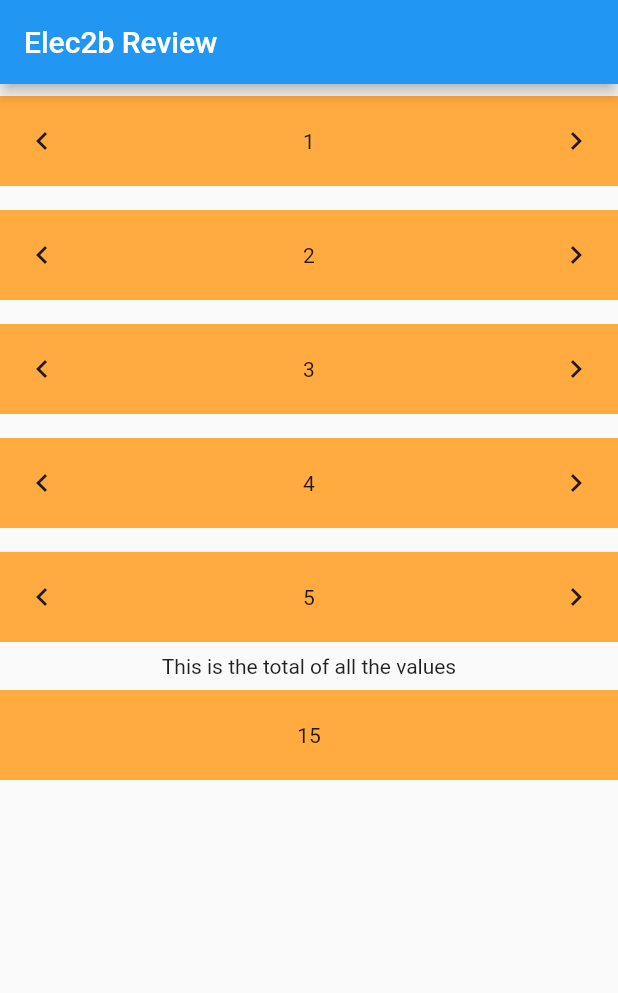
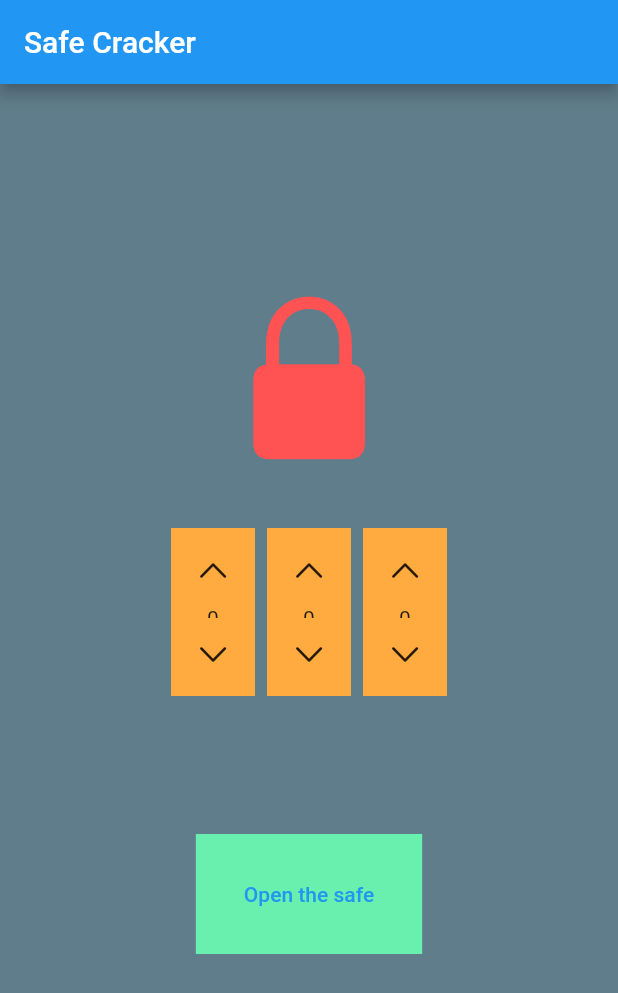
Before and after one commit to franzrocha/elec2b_review_app, a Flutter app: the screen it shows after launch, on a phone screen of 412 x 824 dp. Shown: the top 993 px of the screen. Run offline on Flutter 3.47's test engine with Material 2 defaults, Android fonts, the phone set to English and light mode, and no system bars.

Commit message:
Edited to Safe Cracker

```diff
--- a/lib/main.dart
+++ b/lib/main.dart
@@ -1,3 +1,5 @@
+import 'package:elec2b_review/safe_cracker_widgets/safe_dial.dart';
+import 'package:flutter/cupertino.dart';
 import 'package:flutter/material.dart';
 
 void main() {
@@ -15,30 +17,48 @@ class MyApp extends StatelessWidget {
       theme: ThemeData(
         primarySwatch: Colors.blue,
       ),
-      home: const MyHomePage(),
+      home: const SafeCrackerView(),
     );
   }
 }
 
-class MyHomePage extends StatefulWidget {
-  const MyHomePage({Key? key}) : super(key: key);
+class SafeCrackerView extends StatefulWidget {
+  const SafeCrackerView({Key? key}) : super(key: key);
 
   @override
-  State<MyHomePage> createState() => _MyHomePageState();
+  State<SafeCrackerView> createState() => _SafeCrackerViewState();
 }
 
-class _MyHomePageState extends State<MyHomePage> {
-  List<int> values = [1, 2, 3, 4, 5];
+class _SafeCrackerViewState extends State<SafeCrackerView> {
+  List<int> values = [0, 0, 0];
+  String combination = "420";
+  String feedback = '';
+  bool isUnlocked = false;
 
   @override
   Widget build(BuildContext context) {
     return Scaffold(
+      backgroundColor: Colors.blueGrey,
       appBar: AppBar(
-        title: const Text("Elec2b Review"),
+        title: const Text("Safe Cracker"),
       ),
-      body: Column(children: [
+      body: Center(
+        child: Column(
+          mainAxisSize: MainAxisSize.min,
+          children: [
+            Icon(
+                isUnlocked
+                    ? CupertinoIcons.lock_open_fill
+                    : CupertinoIcons.lock_fill,
+                size: 128,
+                color: Colors.redAccent),
+            Container(
+              margin: const EdgeInsets.symmetric(vertical: 32),
+              height: 120,
+              child:
+                  Row(mainAxisAlignment: MainAxisAlignment.center, children: [
                 for (int i = 0; i < values.length; i++)
-          IncrementalNumberHolderStl(
+                  SafeDial(
                     startingValue: values[i],
                     onIncrement: () {
                       setState(() {
@@ -51,24 +71,59 @@ class _MyHomePageState extends State<MyHomePage> {
                       });
                     },
                   ),
-        const Text("This is the total of all the values"),
-        GestureDetector (
-          onTap: (){setState(() {
-            values = [0,0,0,0,0];
-          });
-          },
-          child: NumberHolder(
-            content: sumOfAllValues(values),
+              ]),
+            ),
+            if (feedback.isNotEmpty) Text(feedback),
+            Container(
+              margin: const EdgeInsets.symmetric(vertical: 48),
+              child: TextButton(
+                onPressed: unlockSafe,
+                child: Container(
+                  padding: const EdgeInsets.all(32),
+                  color: Colors.greenAccent,
+                  child: const Text("Open the safe"),
                 ),
               ),
-      ]),
+            ),
+          ],
+        ),
+      ),
     );
+  }
+
+  unlockSafe() {
+    if (checkCombination()) {
+      setState(() {
+        isUnlocked = true;
+        feedback = "You unlocked the safe";
+      });
+    }
+    else{
+      setState(() {
+        isUnlocked = false;
+        feedback = "Wrong combination, try again!";
+      });
+    }
+  }
+
+  bool checkCombination() {
+    String theCurrentValue = convertValuesToComparableString(values);
+    bool isUnlocked = (theCurrentValue == combination);
+    return isUnlocked;
+  }
+
+  String convertValuesToComparableString(List<int> val) {
+    String temp = "";
+    for (int v in val) {
+      temp += "$v";
+    }
+    return temp;
   }
 
   int sumOfAllValues(List<int> list) {
     int temp = 0;
-    for(int i=0; i<list.length; i++){
-      temp+=list[i];
+    for (int i = 0; i < list.length; i++) {
+      temp += list[i];
     }
 
     // for (int number in list) {
@@ -96,44 +151,6 @@ class NumberHolder extends StatelessWidget {
             textAlign: TextAlign.center,
           ),
         ));
-  }
-}
-
-class IncrementalNumberHolderStl extends StatelessWidget {
-  final int startingValue;
-  final Function()? onIncrement;
-  final Function()? onDecrement;
-  const IncrementalNumberHolderStl(
-      {Key? key,
-      required this.startingValue,
-      this.onIncrement,
-      this.onDecrement})
-      : super(key: key);
-
-  @override
-  Widget build(BuildContext context) {
-    return Container(
-        margin: const EdgeInsets.symmetric(vertical: 8),
-        padding: const EdgeInsets.all(4),
-        constraints: const BoxConstraints(minHeight: 60),
-        width: double.infinity,
-        color: Colors.orangeAccent,
-        child: Row(
-          children: [
-            IconButton(
-                onPressed: onDecrement,
-                icon: const Icon(Icons.chevron_left)),
-            Expanded(
-                child: Text(
-              "$startingValue",
-              textAlign: TextAlign.center,
-            )),
-            IconButton(
-                onPressed: onIncrement,
-                icon: const Icon(Icons.chevron_right)),
-          ],
-        )
-        );
   }
 }
 
--- /dev/null
+++ b/lib/safe_cracker_widgets/safe_dial.dart
@@ -0,0 +1,39 @@
+import 'package:flutter/cupertino.dart';
+import 'package:flutter/material.dart';
+
+class SafeDial extends StatelessWidget {
+  final int startingValue;
+  final Function()? onIncrement;
+  final Function()? onDecrement;
+  const SafeDial(
+      {Key? key,
+      required this.startingValue,
+      this.onIncrement,
+      this.onDecrement})
+      : super(key: key);
+
+  @override
+  Widget build(BuildContext context) {
+    return Container(
+        margin: const EdgeInsets.all(4),
+        padding: const EdgeInsets.all(4),
+        constraints: const BoxConstraints(minHeight: 60),
+        color: Colors.orangeAccent,
+        child: Column(
+          children: [
+            IconButton(
+                onPressed: onIncrement,
+                icon: const Icon(CupertinoIcons.chevron_up)),
+            Expanded(
+                child: Text(
+              "$startingValue",
+              textAlign: TextAlign.center,
+            )),
+            IconButton(
+                onPressed: onDecrement,
+                icon: const Icon(CupertinoIcons.chevron_down)),
+          ],
+        )
+        );
+  }
+}
```
Lines whose indentation alone changed are shown as unchanged.
